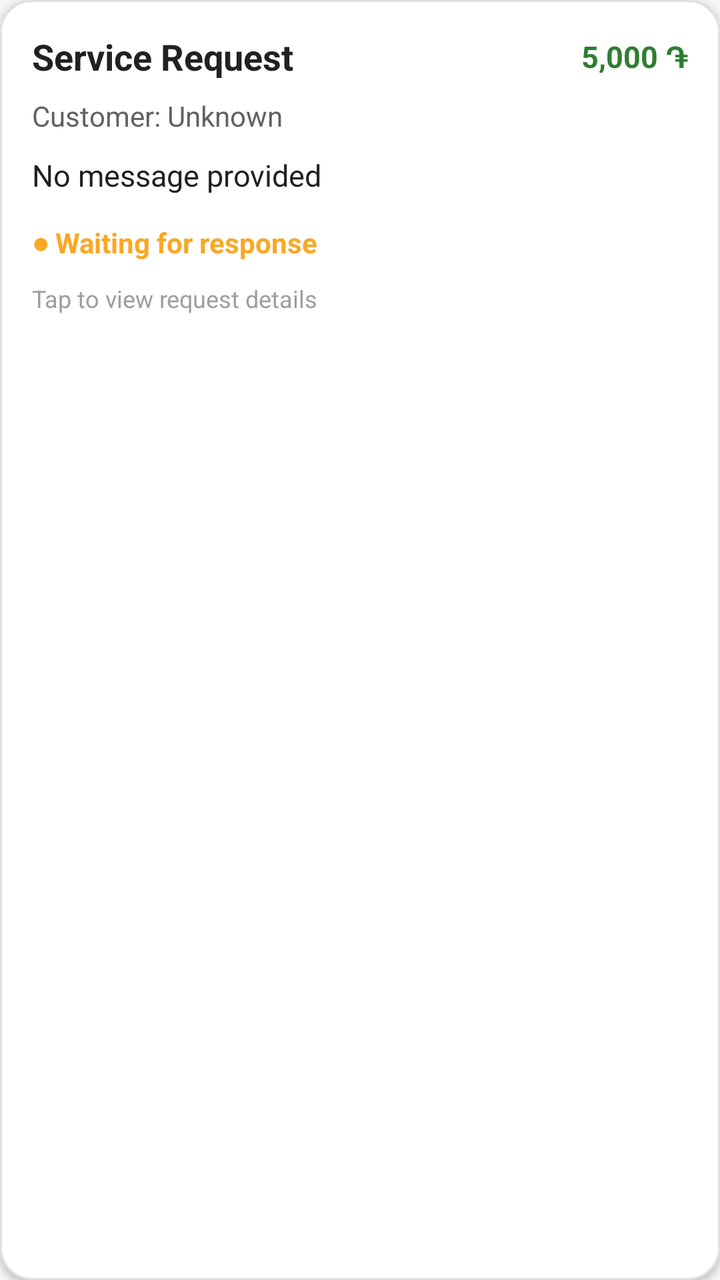
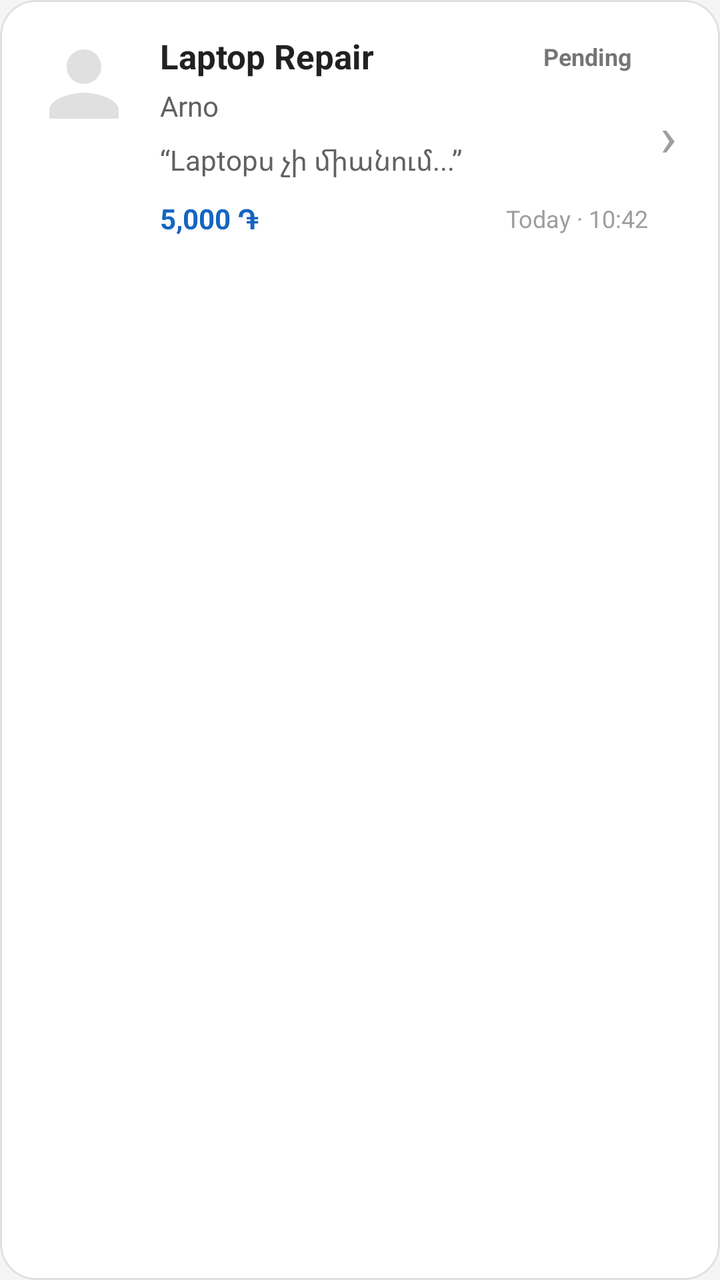

Compare the two renders of this Android layout. The source of the first and the diff that turns it into the second are given below.
<!-- AndroidManifest.xml: application theme Theme.GoProx -->
<!-- res/layout/item_service_request.xml -->
<?xml version="1.0" encoding="utf-8"?>
<com.google.android.material.card.MaterialCardView
    xmlns:android="http://schemas.android.com/apk/res/android"
    xmlns:app="http://schemas.android.com/apk/res-auto"
    android:layout_width="match_parent"
    android:layout_height="wrap_content"
    android:layout_marginBottom="12dp"
    app:cardCornerRadius="16dp"
    app:cardElevation="2dp"
    app:strokeWidth="1dp"
    app:strokeColor="@color/light_gray"
    app:cardBackgroundColor="@color/white">

    <LinearLayout
        android:layout_width="match_parent"
        android:layout_height="wrap_content"
        android:orientation="vertical"
        android:padding="16dp">

        <LinearLayout
            android:layout_width="match_parent"
            android:layout_height="wrap_content"
            android:orientation="horizontal"
            android:gravity="center_vertical">

            <TextView
                android:id="@+id/tvRequestServiceTitle"
                android:layout_width="0dp"
                android:layout_height="wrap_content"
                android:layout_weight="1"
                android:text="Service Request"
                android:textSize="18sp"
                android:textStyle="bold"
                android:textColor="@color/black" />

            <TextView
                android:id="@+id/tvRequestPrice"
                android:layout_width="wrap_content"
                android:layout_height="wrap_content"
                android:text="5,000 ֏"
                android:textSize="15sp"
                android:textStyle="bold"
                android:textColor="@color/green" />

        </LinearLayout>

        <TextView
            android:id="@+id/tvRequestPerson"
            android:layout_width="match_parent"
            android:layout_height="wrap_content"
            android:layout_marginTop="8dp"
            android:text="Customer: Unknown"
            android:textSize="14sp"
            android:textColor="@color/dark_gray" />

        <TextView
            android:id="@+id/tvRequestMessage"
            android:layout_width="match_parent"
            android:layout_height="wrap_content"
            android:layout_marginTop="10dp"
            android:text="No message provided"
            android:textSize="15sp"
            android:textColor="@color/black"
            android:maxLines="3"
            android:ellipsize="end" />

        <TextView
            android:id="@+id/tvRequestStatus"
            android:layout_width="wrap_content"
            android:layout_height="wrap_content"
            android:layout_marginTop="14dp"
            android:text="● Waiting for response"
            android:textSize="14sp"
            android:textStyle="bold"
            android:textColor="@color/yellow" />

        <TextView
            android:layout_width="match_parent"
            android:layout_height="wrap_content"
            android:layout_marginTop="10dp"
            android:text="Tap to view request details"
            android:textSize="12sp"
            android:textColor="@color/gray" />

    </LinearLayout>

</com.google.android.material.card.MaterialCardView>
<!-- resources referenced by this layout -->
<resources>
  <color name="black">#212121</color>
  <color name="dark_gray">#616161</color>
  <color name="gray">#9E9E9E</color>
  <color name="green">#2E7D32</color>
  <color name="light_gray">#E0E0E0</color>
  <color name="white">#FFFFFF</color>
  <color name="yellow">#F9A825</color>
  <style name="Theme.GoProx" parent="Theme.MaterialComponents.Light.NoActionBar">
          
          <item name="colorPrimary">@color/primary</item>
          <item name="colorPrimaryVariant">@color/primary_dark</item>
          <item name="colorOnPrimary">@color/white</item>
  
          
          <item name="colorSecondary">@color/accent</item>
          <item name="colorSecondaryVariant">@color/accent_light</item>
          <item name="colorOnSecondary">@color/white</item>
  
          
          <item name="android:colorBackground">@color/background</item>
          <item name="colorSurface">@color/surface</item>
          <item name="colorOnSurface">@color/on_surface</item>
  
          
          <item name="colorError">@color/red</item>
          <item name="colorOnError">@color/white</item>
  
          
          <item name="android:statusBarColor">@color/primary_dark</item>
          <item name="android:navigationBarColor">@color/white</item>
          <item name="android:windowLightStatusBar">false</item>
          <item name="android:windowLightNavigationBar">true</item>
  
          
          <item name="android:windowLayoutInDisplayCutoutMode" tools:targetApi="p">shortEdges</item>
      </style>
  <color name="primary">#1565C0</color>
  <color name="primary_dark">#0D47A1</color>
  <color name="accent">#FF6D00</color>
  <color name="accent_light">#FF9E40</color>
  <color name="background">#F5F5F5</color>
  <color name="surface">#FFFFFF</color>
  <color name="on_surface">#212121</color>
  <color name="red">#C62828</color>
</resources>

<!-- the commit's change to res/layout/item_service_request.xml (unified diff, before → after) -->
@@ -2,84 +2,173 @@
 <com.google.android.material.card.MaterialCardView
     xmlns:android="http://schemas.android.com/apk/res/android"
     xmlns:app="http://schemas.android.com/apk/res-auto"
+
+    android:id="@+id/cardRequest"
+
     android:layout_width="match_parent"
     android:layout_height="wrap_content"
-    android:layout_marginBottom="12dp"
-    app:cardCornerRadius="16dp"
-    app:cardElevation="2dp"
-    app:strokeWidth="1dp"
+
+    android:layout_marginStart="2dp"
+    android:layout_marginEnd="2dp"
+    android:layout_marginTop="6dp"
+    android:layout_marginBottom="6dp"
+
+    android:clickable="true"
+    android:focusable="true"
+
+    app:cardBackgroundColor="@color/surface"
+    app:cardCornerRadius="18dp"
+    app:cardElevation="3dp"
+    app:rippleColor="@color/light_gray"
     app:strokeColor="@color/light_gray"
-    app:cardBackgroundColor="@color/white">
+    app:strokeWidth="1dp">
 
     <LinearLayout
         android:layout_width="match_parent"
         android:layout_height="wrap_content"
-        android:orientation="vertical"
+
+        android:orientation="horizontal"
+
         android:padding="16dp">
 
+        <ImageView
+            android:id="@+id/ivAvatar"
+
+            android:layout_width="52dp"
+            android:layout_height="52dp"
+
+            android:layout_gravity="top"
+
+            android:scaleType="centerCrop"
+
+            android:src="@drawable/ic_profile_placeholder"
+
+            android:contentDescription="User profile photo" />
+
         <LinearLayout
-            android:layout_width="match_parent"
+            android:layout_width="0dp"
             android:layout_height="wrap_content"
-            android:orientation="horizontal"
-            android:gravity="center_vertical">
+
+            android:layout_weight="1"
+
+            android:orientation="vertical"
+
+            android:paddingStart="12dp">
+
+            <LinearLayout
+                android:layout_width="match_parent"
+                android:layout_height="wrap_content"
+
+                android:orientation="horizontal"
+                android:gravity="center_vertical">
+
+                <TextView
+                    android:id="@+id/tvServiceName"
+
+                    android:layout_width="0dp"
+                    android:layout_height="wrap_content"
+
+                    android:layout_weight="1"
+
+                    android:maxLines="1"
+                    android:ellipsize="end"
+
+                    android:text="Laptop Repair"
+                    android:textSize="17sp"
+                    android:textStyle="bold"
+                    android:textColor="@color/black" />
+
+                <TextView
+                    android:id="@+id/tvStatus"
+
+                    android:layout_width="wrap_content"
+                    android:layout_height="wrap_content"
+
+                    android:text="Pending"
+                    android:textSize="12sp"
+                    android:textStyle="bold"
+
+                    android:paddingStart="8dp"
+                    android:paddingEnd="8dp"
+                    android:paddingTop="4dp"
+                    android:paddingBottom="4dp" />
+
+            </LinearLayout>
 
             <TextView
-                android:id="@+id/tvRequestServiceTitle"
-                android:layout_width="0dp"
+                android:id="@+id/tvUserName"
+
+                android:layout_width="match_parent"
                 android:layout_height="wrap_content"
-                android:layout_weight="1"
-                android:text="Service Request"
-                android:textSize="18sp"
-                android:textStyle="bold"
-                android:textColor="@color/black" />
+
+                android:layout_marginTop="3dp"
+
+                android:text="Arno"
+                android:textSize="14sp"
+                android:textColor="@color/dark_gray"
+
+                android:maxLines="1"
+                android:ellipsize="end" />
 
             <TextView
-                android:id="@+id/tvRequestPrice"
-                android:layout_width="wrap_content"
+                android:id="@+id/tvMessage"
+
+                android:layout_width="match_parent"
                 android:layout_height="wrap_content"
-                android:text="5,000 ֏"
-                android:textSize="15sp"
-                android:textStyle="bold"
-                android:textColor="@color/green" />
+
+                android:layout_marginTop="8dp"
+
+                android:text="“Laptopս չի միանում...”"
+                android:textSize="14sp"
+                android:textColor="@color/dark_gray"
+
+                android:maxLines="2"
+                android:ellipsize="end" />
+
+            <LinearLayout
+                android:layout_width="match_parent"
+                android:layout_height="wrap_content"
+
+                android:layout_marginTop="10dp"
+
+                android:orientation="horizontal"
+                android:gravity="center_vertical">
+
+                <TextView
+                    android:id="@+id/tvPrice"
+
+                    android:layout_width="0dp"
+                    android:layout_height="wrap_content"
+
+                    android:layout_weight="1"
+
+                    android:text="5,000 ֏"
+                    android:textSize="14sp"
+                    android:textStyle="bold"
+                    android:textColor="@color/primary" />
+
+                <TextView
+                    android:id="@+id/tvDate"
+
+                    android:layout_width="wrap_content"
+                    android:layout_height="wrap_content"
+
+                    android:text="Today · 10:42"
+                    android:textSize="12sp"
+                    android:textColor="@color/gray" />
+
+            </LinearLayout>
 
         </LinearLayout>
 
         <TextView
-            android:id="@+id/tvRequestPerson"
-            android:layout_width="match_parent"
-            android:layout_height="wrap_content"
-            android:layout_marginTop="8dp"
-            android:text="Customer: Unknown"
-            android:textSize="14sp"
-            android:textColor="@color/dark_gray" />
+            android:layout_width="20dp"
+            android:layout_height="match_parent"
 
-        <TextView
-            android:id="@+id/tvRequestMessage"
-            android:layout_width="match_parent"
-            android:layout_height="wrap_content"
-            android:layout_marginTop="10dp"
-            android:text="No message provided"
-            android:textSize="15sp"
-            android:textColor="@color/black"
-            android:maxLines="3"
-            android:ellipsize="end" />
+            android:gravity="center"
 
-        <TextView
-            android:id="@+id/tvRequestStatus"
-            android:layout_width="wrap_content"
-            android:layout_height="wrap_content"
-            android:layout_marginTop="14dp"
-            android:text="● Waiting for response"
-            android:textSize="14sp"
-            android:textStyle="bold"
-            android:textColor="@color/yellow" />
-
-        <TextView
-            android:layout_width="match_parent"
-            android:layout_height="wrap_content"
-            android:layout_marginTop="10dp"
-            android:text="Tap to view request details"
-            android:textSize="12sp"
+            android:text="›"
+            android:textSize="28sp"
             android:textColor="@color/gray" />
 
     </LinearLayout>
<!-- resource entries referenced after the edit -->
@@ -3,10 +3,8 @@
   <color name="black">#212121</color>
   <color name="dark_gray">#616161</color>
   <color name="gray">#9E9E9E</color>
-  <color name="green">#2E7D32</color>
   <color name="light_gray">#E0E0E0</color>
   <color name="white">#FFFFFF</color>
-  <color name="yellow">#F9A825</color>
   <style name="Theme.GoProx" parent="Theme.MaterialComponents.Light.NoActionBar">
           
           <item name="colorPrimary">@color/primary</item>
@@ -42,6 +40,17 @@
   <color name="accent_light">#FF9E40</color>
   <color name="background">#F5F5F5</color>
   <color name="surface">#FFFFFF</color>
+  <!-- drawable ic_profile_placeholder (drawable) -->
+  <?xml version="1.0" encoding="utf-8"?>
+  <vector xmlns:android="http://schemas.android.com/apk/res/android"
+      android:width="64dp"
+      android:height="64dp"
+      android:viewportWidth="24"
+      android:viewportHeight="24">
+      <path
+          android:fillColor="#E0E0E0"
+          android:pathData="M12,12c2.21,0 4,-1.79 4,-4s-1.79,-4 -4,-4 -4,1.79 -4,4 1.79,4 4,4zM12,14c-2.67,0 -8,1.34 -8,4v2h16v-2c0,-2.66 -5.33,-4 -8,-4z"/>
+  </vector>
   <color name="on_surface">#212121</color>
   <color name="red">#C62828</color>
 </resources>
